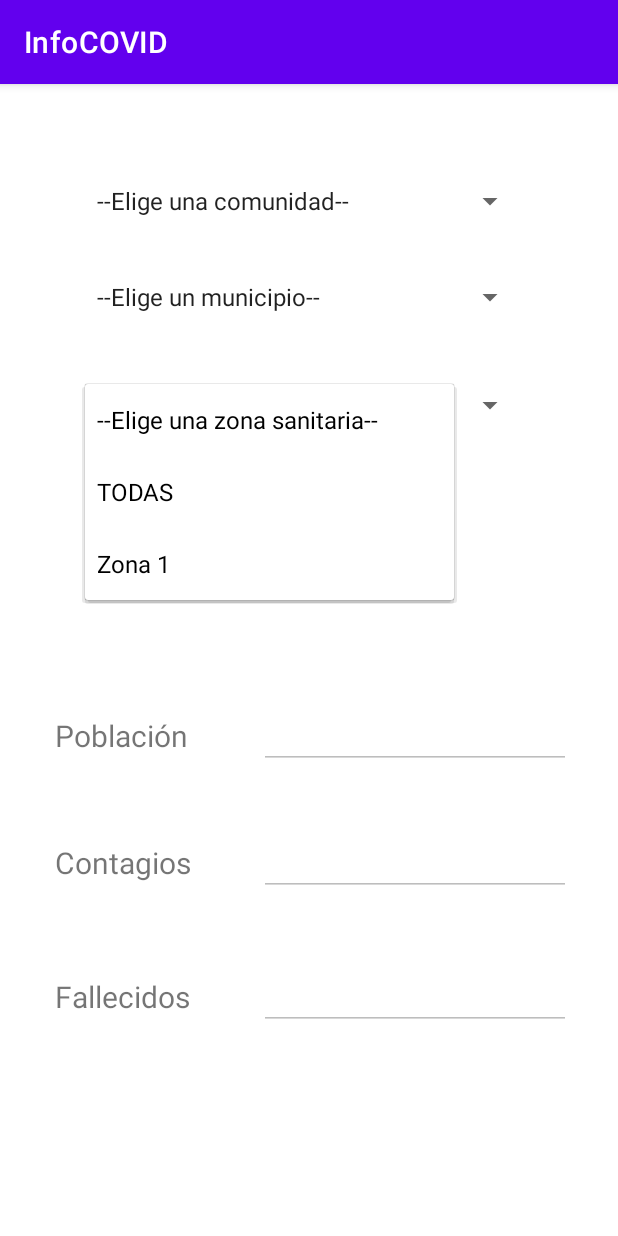
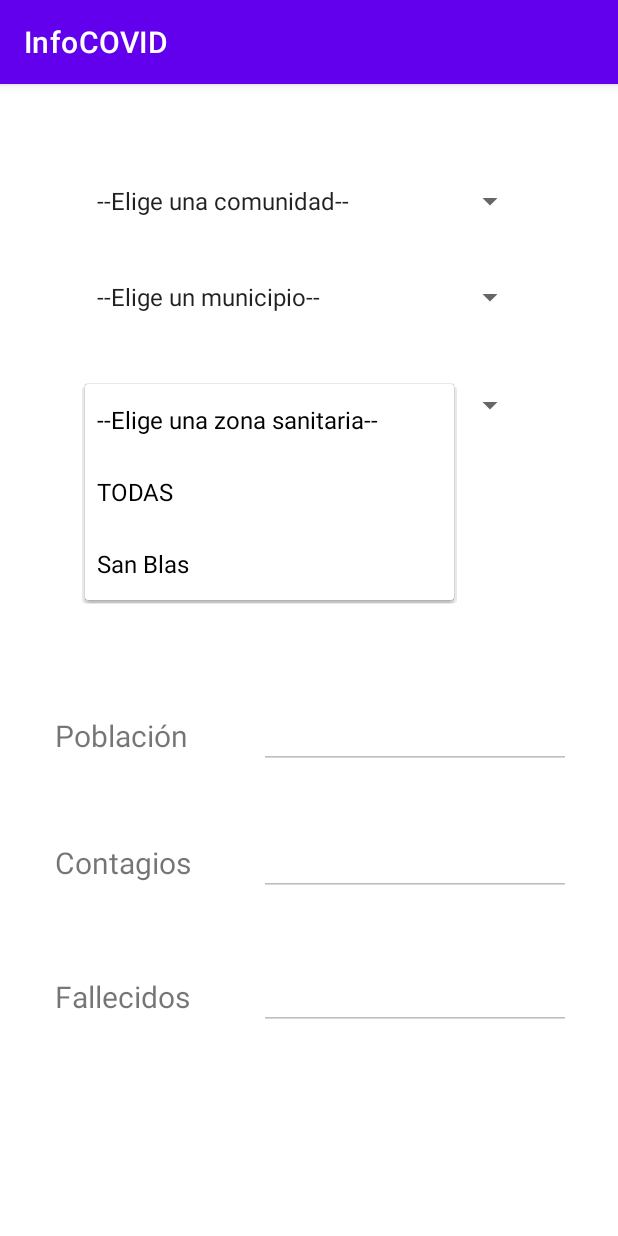
Before and after one commit to aitorortega03/PracticaProcesos, an Android app: the DatosMapsFragment screen opened through its navigation route, after a tap on "--Elige una zona sanitaria--", on a phone screen of 412 x 824 dp. Run offline under Robolectric (Android 15) with nearby library versions, the phone set to English and light mode, and no system bars.

Commit message:
Actualización Zona sanitaria Parla

```diff
--- a/app/src/main/res/values/strings.xml
+++ b/app/src/main/res/values/strings.xml
@@ -16,6 +16,6 @@
     <string-array name="ZonaSan">
         <item>--Elige una zona sanitaria--</item>
         <item>TODAS</item>
-        <item>Zona 1</item>
+        <item>San Blas</item>
     </string-array>
 </resources>
```
